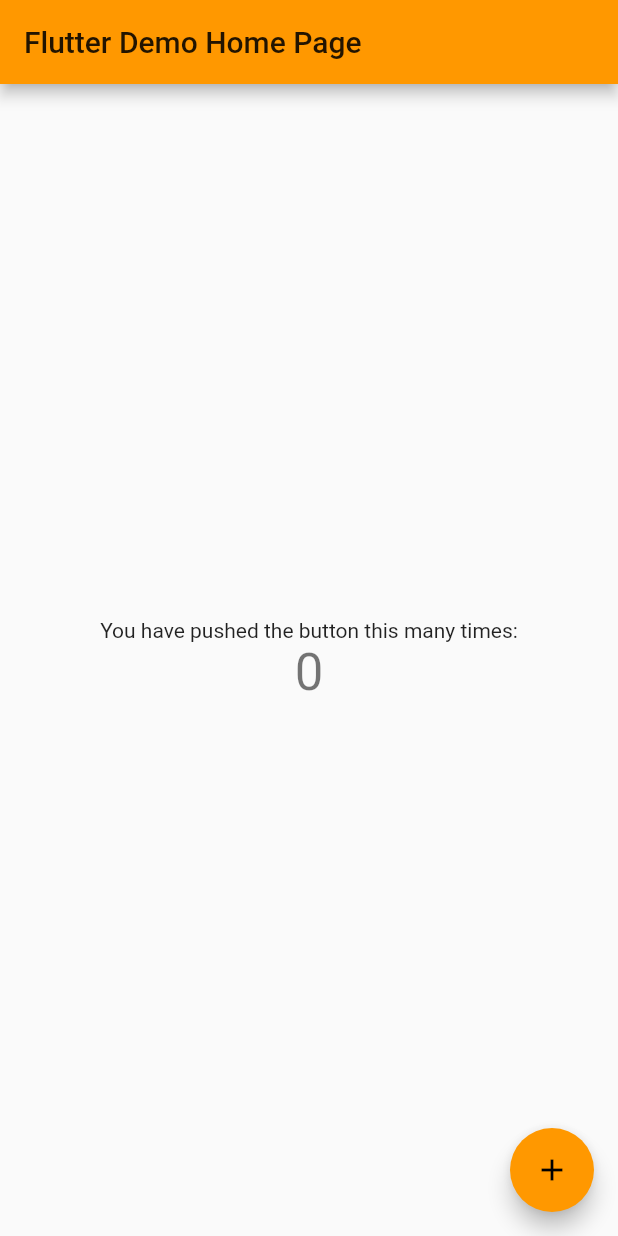
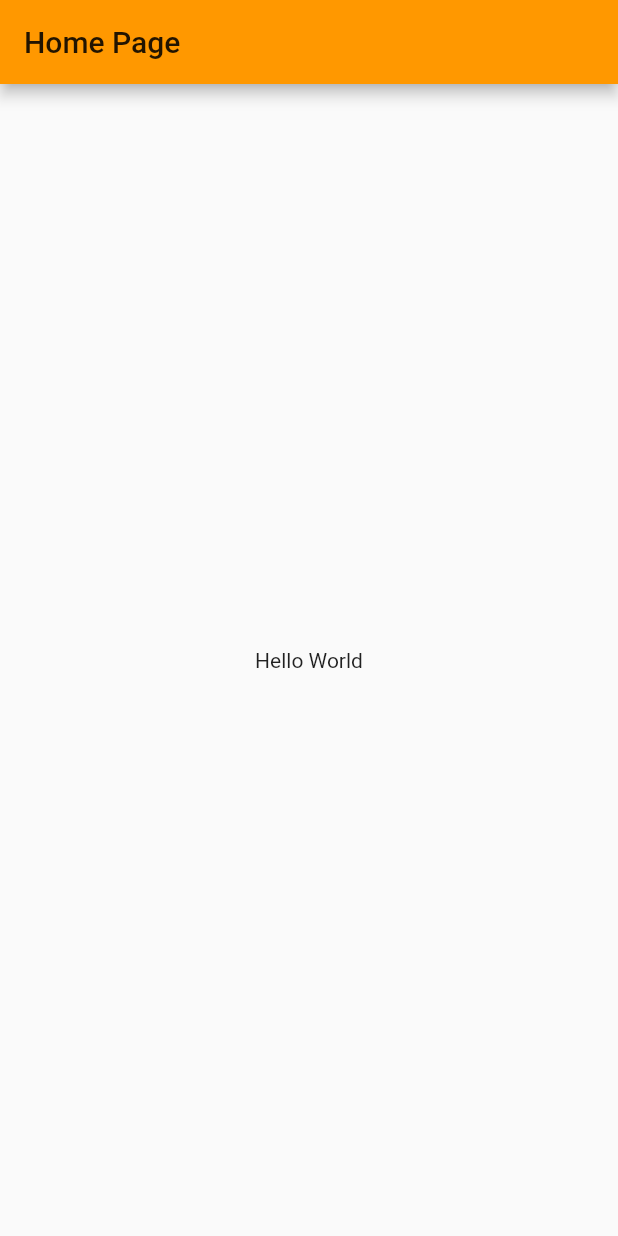
Before and after one commit to oscar-guerin/fitness-muffin-app-flutter, a Flutter app: the screen it shows after launch, on a phone screen of 412 x 824 dp. Run offline on Flutter 3.47's test engine with Material 2 defaults, Android fonts, the phone set to English and light mode, and no system bars.

Commit message:
feat(init): hello world

```diff
--- a/lib/home/home_screen.dart
+++ b/lib/home/home_screen.dart
@@ -1,48 +1,15 @@
 import 'package:flutter/material.dart';
 
-class MyHomePage extends StatefulWidget {
-  MyHomePage({Key key, this.title}) : super(key: key);
-
-  final String title;
-
-  @override
-  _MyHomePageState createState() => _MyHomePageState();
-}
-
-class _MyHomePageState extends State<MyHomePage> {
-  int _counter = 0;
-
-  void _incrementCounter() {
-    setState(() {
-      _counter++;
-    });
-  }
+class HomeScreen extends StatelessWidget {
+  HomeScreen({Key key}) : super(key: key);
 
   @override
   Widget build(BuildContext context) {
     return Scaffold(
       appBar: AppBar(
-        title: Text(widget.title),
+        title: Text('Home Page'),
       ),
-      body: Center(
-        child: Column(
-          mainAxisAlignment: MainAxisAlignment.center,
-          children: <Widget>[
-            Text(
-              'You have pushed the button this many times:',
-            ),
-            Text(
-              '$_counter',
-              style: Theme.of(context).textTheme.headline4,
-            ),
-          ],
-        ),
-      ),
-      floatingActionButton: FloatingActionButton(
-        onPressed: _incrementCounter,
-        tooltip: 'Increment',
-        child: Icon(Icons.add),
-      ),
+      body: Center(child: Text('Hello World')),
     );
   }
 }
--- a/lib/main.dart
+++ b/lib/main.dart
@@ -9,12 +9,12 @@ class MyApp extends StatelessWidget {
   @override
   Widget build(BuildContext context) {
     return MaterialApp(
-      title: 'Flutter Demo',
+      title: 'Fitness Muffin',
       theme: ThemeData(
         primarySwatch: Colors.orange,
         visualDensity: VisualDensity.adaptivePlatformDensity,
       ),
-      home: MyHomePage(title: 'Flutter Demo Home Page'),
+      home: HomeScreen(),
     );
   }
 }
```
Also changed, not shown: lib/routes.dart (added).
